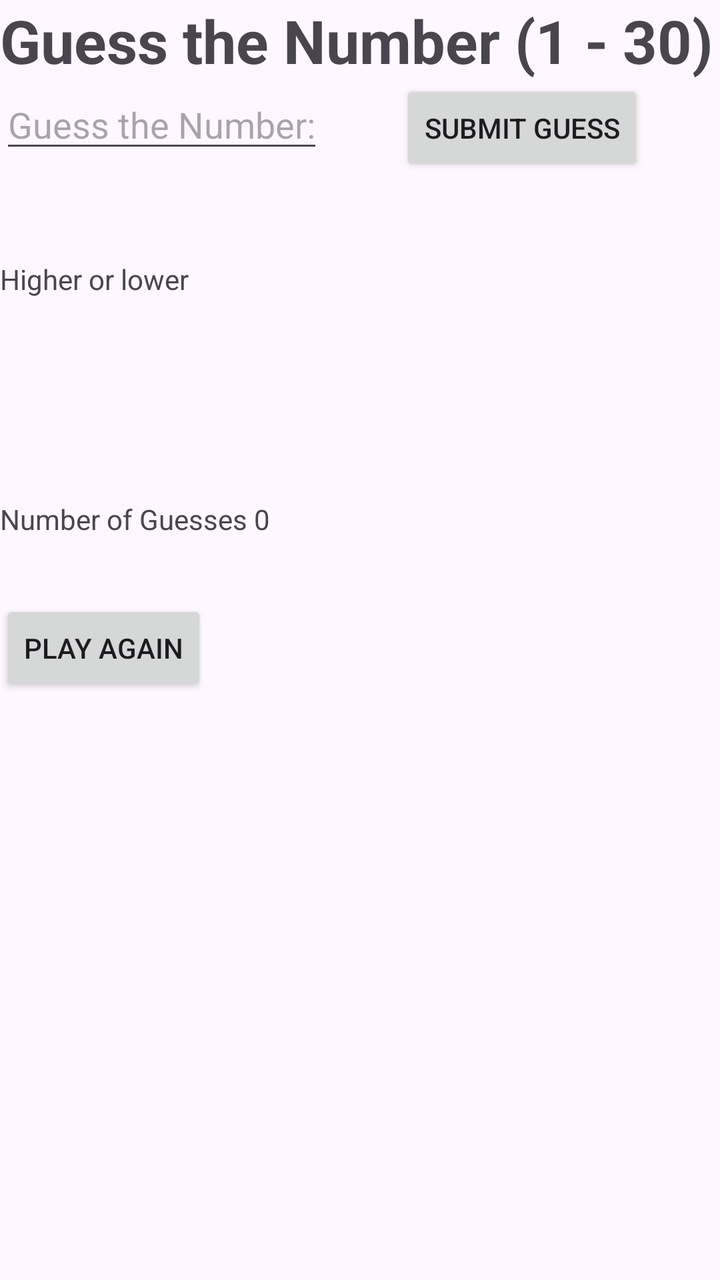
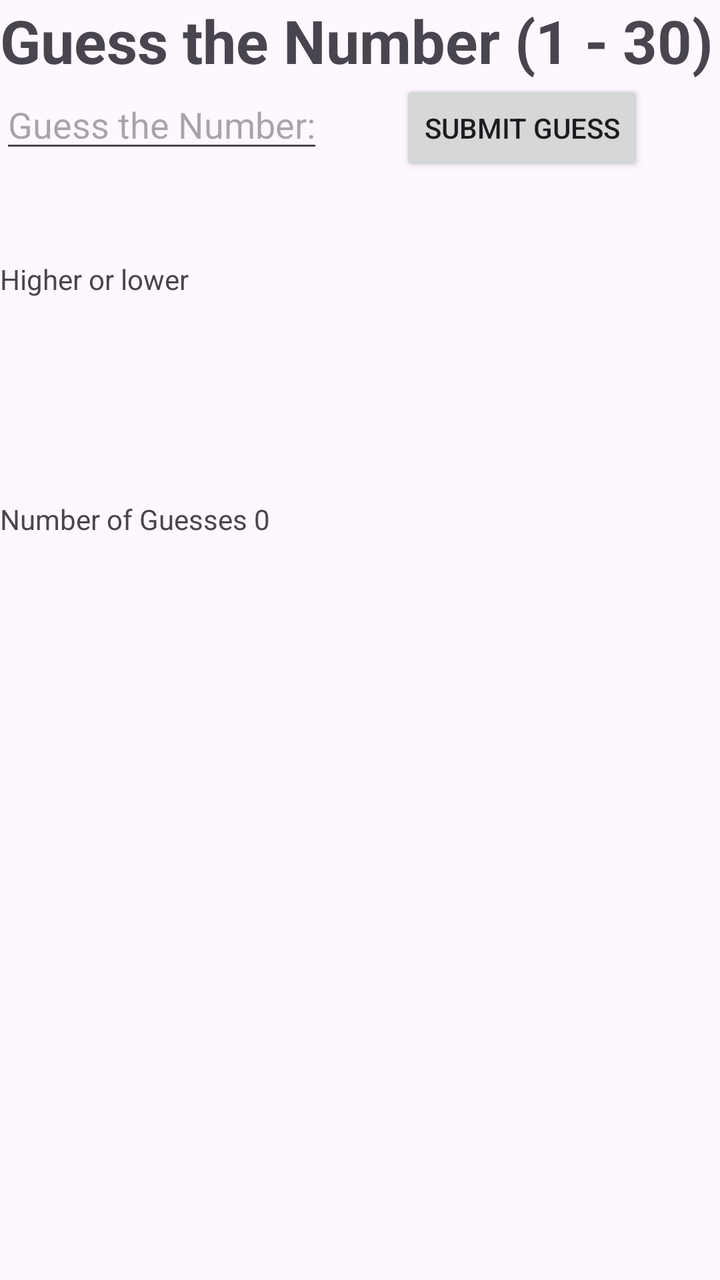

The first picture is an Android layout as it rendered before a commit; the second is the same layout after the commit. The layout source and the unified diff follow.
<!-- AndroidManifest.xml: application theme Theme.RandomNumGame -->
<!-- res/layout/activity_main.xml -->
<?xml version="1.0" encoding="utf-8"?>
<RelativeLayout xmlns:android="http://schemas.android.com/apk/res/android"
    xmlns:app="http://schemas.android.com/apk/res-auto"
    xmlns:tools="http://schemas.android.com/tools"
    android:id="@+id/main"
    android:layout_width="match_parent"
    android:layout_height="match_parent"
    tools:context=".MainActivity">

    <TextView
        android:id="@+id/title"
        android:layout_width="wrap_content"
        android:layout_height="wrap_content"
        android:text="Guess the Number (1 - 30)"
        android:textSize="30sp"
        android:textStyle="bold"/>

    <EditText
        android:id="@+id/guess"
        android:layout_width="wrap_content"
        android:layout_height="wrap_content"
        android:layout_marginTop="40dp"
        android:hint="Guess the Number:"/>

    <Button
        android:id="@+id/submit"
        android:layout_width="wrap_content"
        android:layout_height="wrap_content"
        android:layout_marginTop="40dp"
        android:layout_marginLeft="200dp"
        android:text="Submit Guess"
        android:onClick="guess"/>


    <TextView
        android:id="@+id/higherlower"
        android:layout_width="157dp"
        android:layout_height="53dp"
        android:layout_marginTop="130dp"
        android:text="Higher or lower" />

    <TextView
        android:id="@+id/numOfguess"
        android:layout_width="wrap_content"
        android:layout_height="wrap_content"
        android:text="Number of Guesses 0"
        android:layout_marginTop="250dp"/>


    <Button
        android:id="@+id/playagain"
        android:layout_width="wrap_content"
        android:layout_height="wrap_content"
        android:layout_marginTop="300dp"
        android:text="Play Again"
        android:onClick="playagain"/>
</RelativeLayout>
<!-- resources referenced by this layout -->
<resources>
  <style name="Theme.RandomNumGame" parent="Base.Theme.RandomNumGame" />
  <style name="Base.Theme.RandomNumGame" parent="Theme.Material3.DayNight.NoActionBar">
          
          
      </style>
</resources>

<!-- the commit's change to res/layout/activity_main.xml (unified diff, before → after) -->
@@ -53,5 +53,6 @@
         android:layout_height="wrap_content"
         android:layout_marginTop="300dp"
         android:text="Play Again"
+        android:visibility="gone"
         android:onClick="playagain"/>
 </RelativeLayout>
